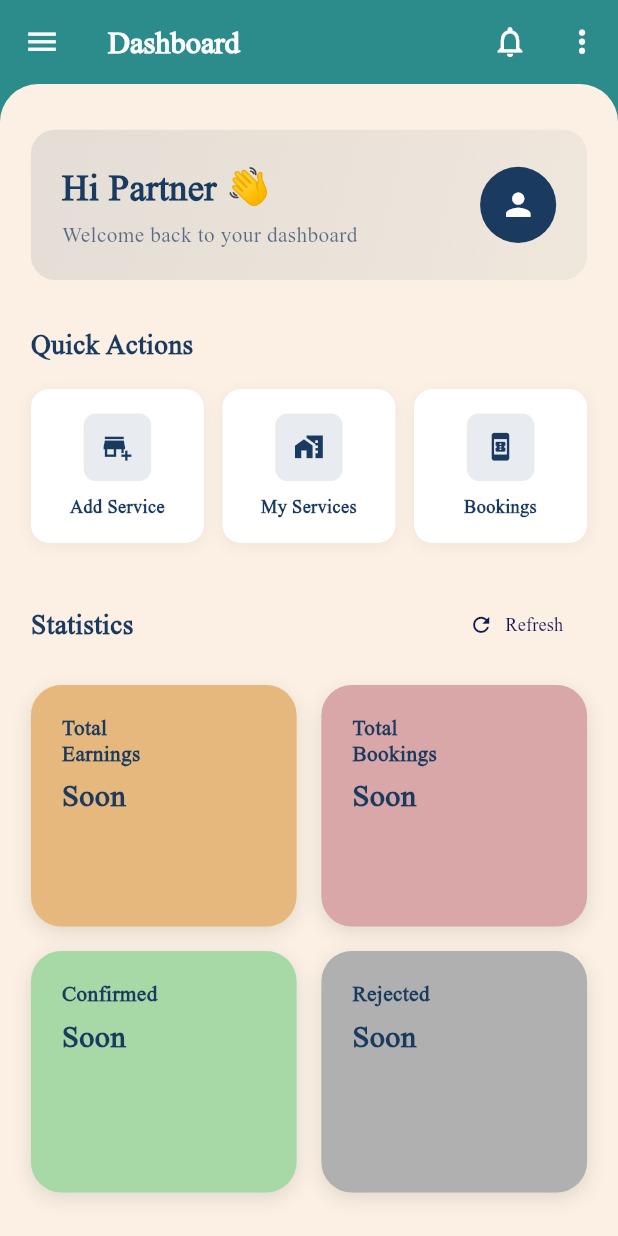
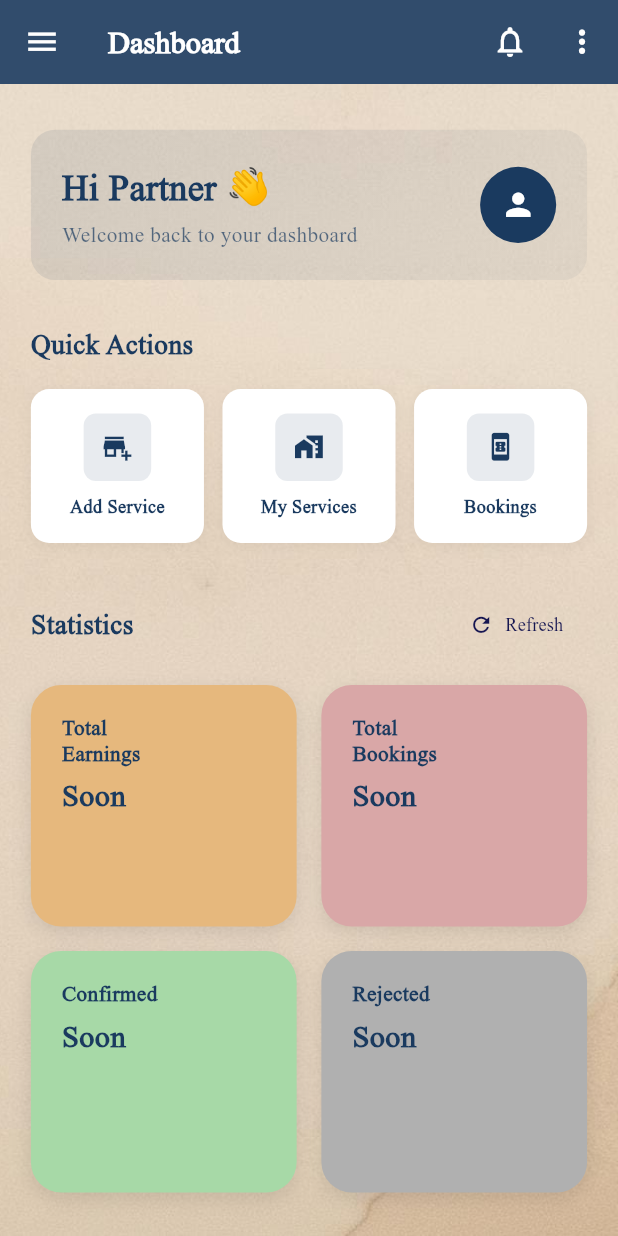
Before and after one commit to Nagwa138/arda-mobile-v2, a Flutter app: the PartnerMobileDashboardScreen screen opened by its route, on a phone screen of 412 x 824 dp. Run offline on Flutter 3.47's test engine with Material 3 defaults, Android fonts, the phone set to English and light mode, and no system bars; our stand-ins replace bloc, cached_network_image, carousel_slider, dartz, device_preview, dio and 22 more; missing offline and left inert: geideapay, restart_app; accounts and stored records are empty; network calls fail; statements that could not run were skipped.

Commit message:
feat: add trips and unique stays list pages with background images and navigation

```diff
--- a/lib/consts/routes/route.dart
+++ b/lib/consts/routes/route.dart
@@ -91,6 +91,8 @@ import 'package:PassPort/version2_module/features/auth/login/view/login_screen.d
 import 'package:PassPort/version2_module/features/auth/privacy/privacy_policy_screen.dart';
 import 'package:PassPort/version2_module/features/auth/signup/view/screens/signup_screen.dart';
 import 'package:PassPort/version2_module/features/auth/terms/terms_conditions_screen.dart';
+import 'package:PassPort/version2_module/features/home/view/screens/trips_list_page.dart';
+import 'package:PassPort/version2_module/features/home/view/screens/unique_stays_list_page.dart';
 import 'package:PassPort/version2_module/features/partener/presentation/screens/partner_bookings_screen.dart';
 import 'package:PassPort/version2_module/features/partener/presentation/screens/partner_mobile_dashboard_screen.dart';
 import 'package:PassPort/version2_module/features/partener/presentation/screens/partner_register_wrapper.dart';
@@ -228,6 +230,8 @@ const String partnerServiceEdit = "partnerServiceEdit";
 const String partnerServiceAdd = "partnerServiceAdd";
 const String partnerServiceList = "partnerServiceList";
 const String dynamicForm = "dynamicForm";
+const String tripsListPage = "tripsListPage";
+const String uniqueStaysListPage = "uniqueStaysListPage";
 
 Route<dynamic> controller(RouteSettings settings) {
   switch (settings.name) {
@@ -291,7 +295,7 @@ Route<dynamic> controller(RouteSettings settings) {
       return MaterialPageRoute(
           builder: (context) => const ReviewBooking(), settings: settings);
     // case onBoarding:
-      // return MaterialPageRoute(builder: (conte87u55xt) => const OnBoarding());
+    // return MaterialPageRoute(builder: (conte87u55xt) => const OnBoarding());
     case detailsBookingCompleted:
       return MaterialPageRoute(
           builder: (context) => const DetailsBookingCompleted(),
@@ -575,6 +579,21 @@ Route<dynamic> controller(RouteSettings settings) {
                 },
               ),
           settings: settings);
+
+    case tripsListPage:
+      final arguments = settings.arguments as Map<String, dynamic>?;
+      final trips = arguments?['trips'] ?? [];
+      return MaterialPageRoute(
+          builder: (context) => TripsListPage(trips: trips),
+          settings: settings);
+
+    case uniqueStaysListPage:
+      final arguments = settings.arguments as Map<String, dynamic>?;
+      final uniqueStays = arguments?['uniqueStays'] ?? [];
+      return MaterialPageRoute(
+          builder: (context) => UniqueStaysListPage(uniqueStays: uniqueStays),
+          settings: settings);
+
     // TODO: Add these routes when screens are implemented
     // case partnerServiceRegistration:
     //   return MaterialPageRoute(
--- a/lib/version2_module/features/partener/presentation/screens/partner_mobile_dashboard_screen.dart
+++ b/lib/version2_module/features/partener/presentation/screens/partner_mobile_dashboard_screen.dart
@@ -1,4 +1,5 @@
 import 'package:PassPort/components/color/color.dart';
+import 'package:PassPort/version2_module/core/const/app_colors.dart';
 import 'package:PassPort/version2_module/core/enums/user_type.dart';
 import 'package:flutter/material.dart';
 import 'package:flutter_bloc/flutter_bloc.dart';
@@ -93,9 +94,8 @@ class _PartnerMobileDashboardScreenState
         },
         builder: (context, state) {
           return Scaffold(
-            backgroundColor: const Color(0xFF2C8B8B),
             appBar: AppBar(
-              backgroundColor: const Color(0xFF2C8B8B),
+              backgroundColor: accentColor.withValues(alpha: 0.9),
               elevation: 0,
               centerTitle: false,
               title: Text(
@@ -165,9 +165,22 @@ class _PartnerMobileDashboardScreenState
   }
 
   Widget _buildMobileBody(BuildContext context, PartnerDashboardState state) {
-    return Container(
+    return Stack(
+      children: [
+        // Background Image
+        Container(
+          width: double.infinity,
+          height: double.infinity,
+          decoration: const BoxDecoration(
+            image: DecorationImage(
+              image: AssetImage("assets/images/background.jpeg"),
+              fit: BoxFit.cover,
+            ),
+          ),
+        ),
+        // Existing content
+        Container(
           decoration: BoxDecoration(
-        color: const Color(0xFFFBF0E3),
             borderRadius: BorderRadius.only(
               topLeft: Radius.circular(25.r),
               topRight: Radius.circular(25.r),
@@ -195,6 +208,8 @@ class _PartnerMobileDashboardScreenState
               ],
             ),
           ),
+        ),
+      ],
     );
   }
 
```
Also changed, not shown: lib/version2_module/features/auth/privacy/privacy_policy_screen.dart (+11 -0 lines), lib/version2_module/features/home/view/screens/trips_list_page.dart (added, +75 -0 lines), lib/version2_module/features/home/view/screens/unique_stays_list_page.dart (added, +74 -0 lines), lib/version2_module/features/home/view/widget/trips_section.dart (+13 -30 lines), lib/version2_module/features/home/view/widget/unique_stays_section.dart (+16 -31 lines), lib/version2_module/features/partener/presentation/screens/partner_bookings_screen.dart (+17 -1 lines), lib/version2_module/features/partener/presentation/screens/partner_services_screen.dart (+23 -6 lines), lib/version2_module/features/partener/presentation/widgets/dynamic_service_form.dart (+23 -6 lines), lib/version2_module/features/partener/presentation/widgets/menu_drawer.dart (+7 -7 lines). Lines whose indentation alone changed are shown as unchanged.
